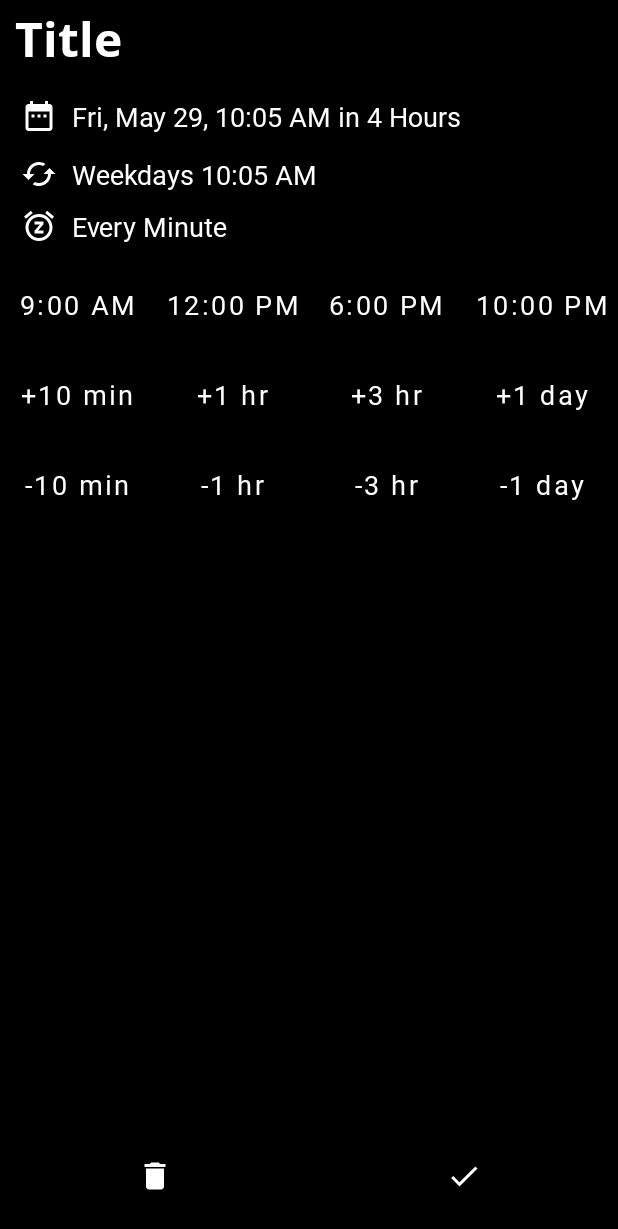
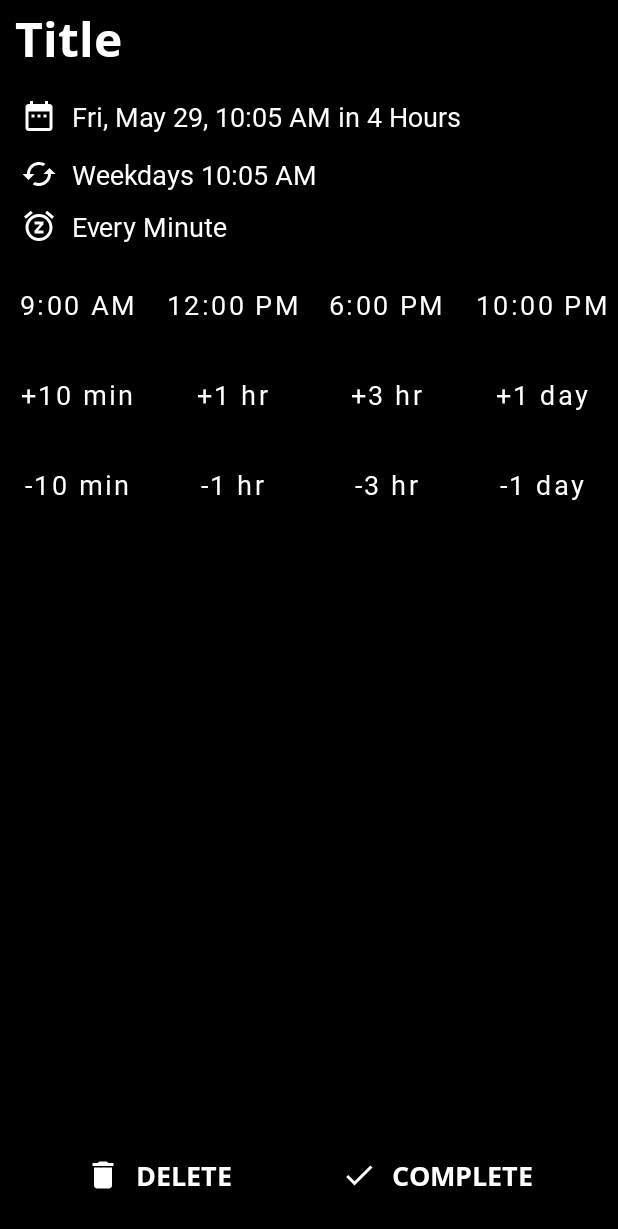
Before and after one commit to NafeeJ/DumbDue, an Android app: the layout fragment_edit_reminder.xml on its own in the app's theme, with its tools: preview values and no code run, on a phone screen of 412 x 824 dp. Shown: the top 1229 px of the screen. Run offline under Robolectric (Android 15) with nearby library versions, the light colour scheme and no system bars; Roboto replaces fonts that are not available here.

Commit message:
minor ui changes and EditReminderFragment.kt now has an option to complete a given reminder

```diff
--- a/app/src/main/java/com/kiwicorp/dumbdue/ui/addeditreminder/AddReminderFragment.kt
+++ b/app/src/main/java/com/kiwicorp/dumbdue/ui/addeditreminder/AddReminderFragment.kt
@@ -68,7 +68,7 @@ class AddReminderFragment : BottomSheetDialogFragment() {
         viewModel.eventOpenAutoSnoozeMenu.observe(viewLifecycleOwner, EventObserver {
             navigateToAutoSnoozeMenu()
         })
-        viewModel.eventCancel.observe(viewLifecycleOwner, EventObserver {
+        viewModel.eventClose.observe(viewLifecycleOwner, EventObserver {
             cancel()
         })
     }
--- a/app/src/main/java/com/kiwicorp/dumbdue/ui/addeditreminder/EditReminderFragment.kt
+++ b/app/src/main/java/com/kiwicorp/dumbdue/ui/addeditreminder/EditReminderFragment.kt
@@ -58,7 +58,7 @@ class EditReminderFragment : Fragment() {
         viewModel.eventOpenAutoSnoozeMenu.observe(viewLifecycleOwner, EventObserver {
             navigateToAutoSnoozeMenu()
         })
-        viewModel.eventCancel.observe(viewLifecycleOwner, EventObserver {
+        viewModel.eventClose.observe(viewLifecycleOwner, EventObserver {
             cancel()
             closeKeyboard()
         })
--- a/app/src/main/res/layout/fragment_edit_reminder.xml
+++ b/app/src/main/res/layout/fragment_edit_reminder.xml
@@ -94,29 +94,45 @@
                 android:layout_width="match_parent"
                 android:layout_height="wrap_content" />
 
-            <ImageButton
+            <TextView
                 android:id="@+id/delete"
+                android:layout_width="wrap_content"
                 android:layout_height="50dp"
-                style="@style/ImageButtonStyle"
-                android:src="@drawable/delete_white"
+                android:drawableStart="@drawable/delete_white"
+                android:textAppearance="@style/TextAppearance.AppCompat.Medium"
+                android:textColor="#FFFFFF"
                 android:layout_marginBottom="15dp"
+                android:paddingHorizontal="15dp"
                 app:layout_constraintEnd_toStartOf="@+id/add"
                 app:layout_constraintHorizontal_bias="0.5"
                 app:layout_constraintStart_toStartOf="parent"
                 app:layout_constraintBottom_toBottomOf="parent"
+                android:drawablePadding="10dp"
+                app:fontFamily="@font/open_sans_bold"
+                android:gravity="center"
+                android:textAllCaps="true"
+                android:text="@string/delete"
                 android:onClick="@{()->viewmodel.onDeleteReminder()}"/>
 
-            <ImageButton
+            <TextView
                 android:id="@+id/add"
+                android:layout_width="wrap_content"
                 android:layout_height="50dp"
-                style="@style/ImageButtonStyle"
-                android:src="@drawable/check_white"
+                android:drawableStart="@drawable/check_white"
+                android:textAppearance="@style/TextAppearance.AppCompat.Medium"
+                android:textColor="#FFFFFF"
                 android:layout_marginBottom="15dp"
+                android:paddingHorizontal="15dp"
+                android:drawablePadding="10dp"
                 app:layout_constraintEnd_toEndOf="parent"
                 app:layout_constraintHorizontal_bias="0.5"
                 app:layout_constraintStart_toEndOf="@+id/delete"
                 app:layout_constraintBottom_toBottomOf="parent"
-                android:onClick="@{()->viewmodel.onUpdateReminder()}"/>
+                app:fontFamily="@font/open_sans_bold"
+                android:gravity="center"
+                android:textAllCaps="true"
+                android:text="@string/complete"
+                android:onClick="@{()->viewmodel.onCompleteReminder()}"/>
 
         </androidx.constraintlayout.widget.ConstraintLayout>
 
--- a/app/src/main/res/values/strings.xml
+++ b/app/src/main/res/values/strings.xml
@@ -41,5 +41,6 @@
     <string name="snackbar_add_error">Title cannot be empty.</string>
     <string name="new_reminder_hint">New Reminder</string>
     <string name="delete">Delete</string>
+    <string name="complete">Complete</string>
 
 </resources>
```
Also changed, not shown: app/src/main/java/com/kiwicorp/dumbdue/ui/addeditreminder/AddEditReminderViewModel.kt (+26 -7 lines).
